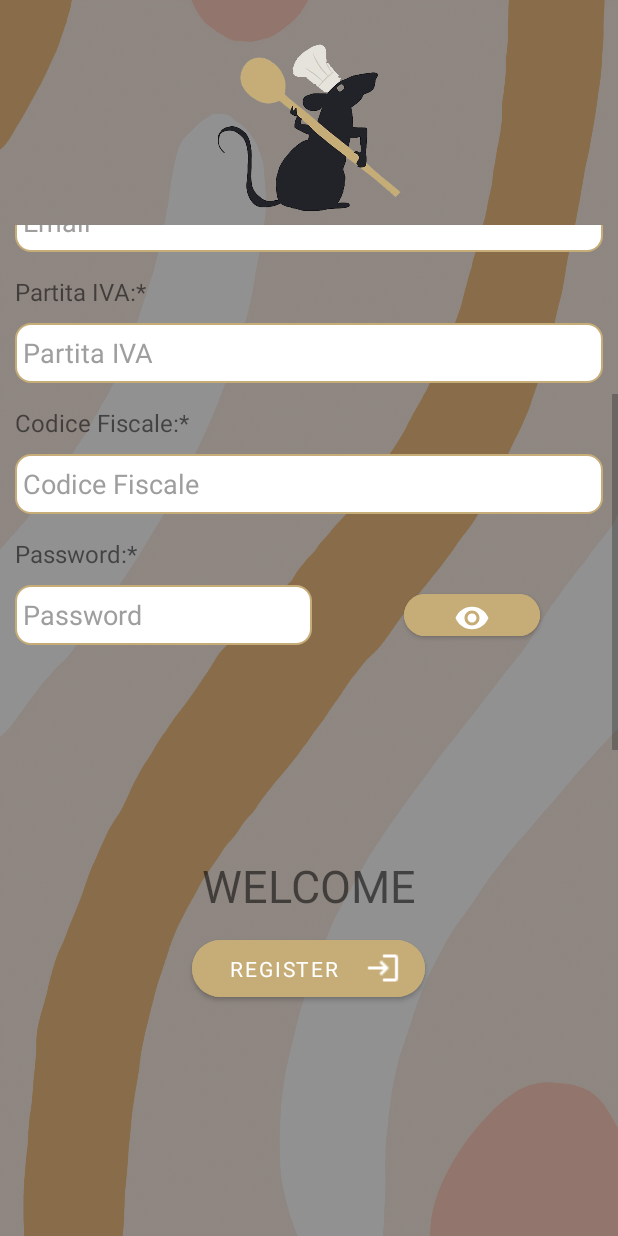
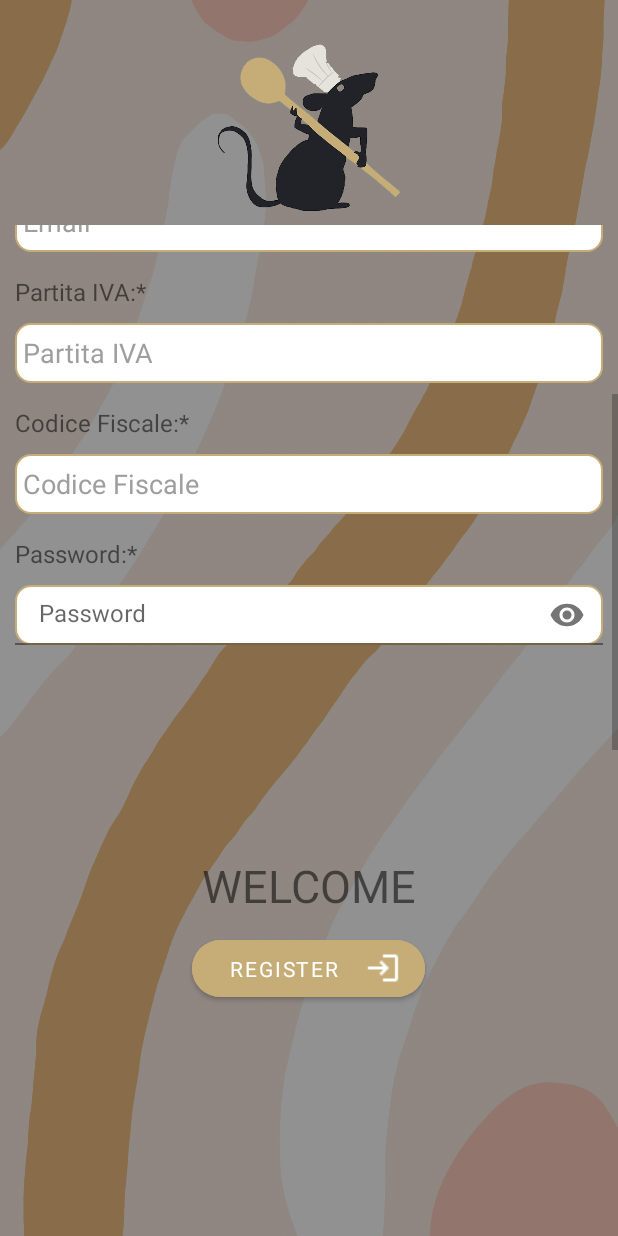
Before and after one commit to LuigiVessella/ProgettoINGSW2022-2, an Android app: the ResgisterActivity screen opened directly, with no data from a screen before it, scrolled down 166 dp, on a phone screen of 412 x 824 dp. Run offline under Robolectric (Android 15) with nearby library versions, the phone set to English and light mode, and no system bars; libraries missing offline, so code that uses them is left out: org.apache.commons, org.mindrot.jbcrypt; Roboto replaces fonts that are not available here; 1 statement that could not run was skipped.

Commit message:
aggiunto anche al waiter i controlli e ho provato a modificare la password togliendo il bottone ma crasha

```diff
--- a/app/src/main/res/layout/activity_register.xml
+++ b/app/src/main/res/layout/activity_register.xml
@@ -221,31 +221,26 @@
                     android:layout_marginBottom="50dp"
                     android:paddingBottom="20dp">
 
-                    <EditText
+                    <com.google.android.material.textfield.TextInputLayout
                         android:id="@+id/passwordText"
                         android:layout_width="118dp"
                         android:layout_height="40dp"
                         android:layout_marginLeft="10dp"
                         android:layout_marginRight="10dp"
                         android:layout_weight="1"
-                        android:background="@drawable/custom_input"
-                        android:ems="8"
-                        android:hint="@string/register_pass"
-                        android:inputType="textPassword"
-                        android:paddingLeft="5dp"
-                        android:textColor="@color/grigio_scuro"
-                        android:textColorHint="@color/grigio_chiaro" />
+                        app:passwordToggleEnabled="true">
 
-                    <Button
-                        android:id="@+id/showPassButton"
-                        android:layout_width="161dp"
-                        android:layout_height="40dp"
-                        android:layout_gravity="center"
-                        android:layout_weight="0.1"
-                        android:backgroundTint="@drawable/button_color_scheme"
-                        android:drawableTop="@drawable/ic_baseline_remove_red_eye_24"
-                        android:textColor="@color/bianco"
-                        app:cornerRadius="40sp" />
+                        <com.google.android.material.textfield.TextInputEditText
+                            android:layout_width="match_parent"
+                            android:layout_height="match_parent"
+                            android:inputType="textPassword"
+                            android:hint="@string/register_pass"
+                            android:background="@drawable/custom_input"
+                            android:textColor="@color/grigio_scuro"
+                            android:textColorHint="@color/grigio_chiaro"
+                            android:ems="8" />
+                    </com.google.android.material.textfield.TextInputLayout>
+
 
                 </TableRow>
 
```
Also changed, not shown: app/src/main/java/com/example/progettoingsw2022_2/Activities/SaveWaiter.java (+98 -5 lines).
